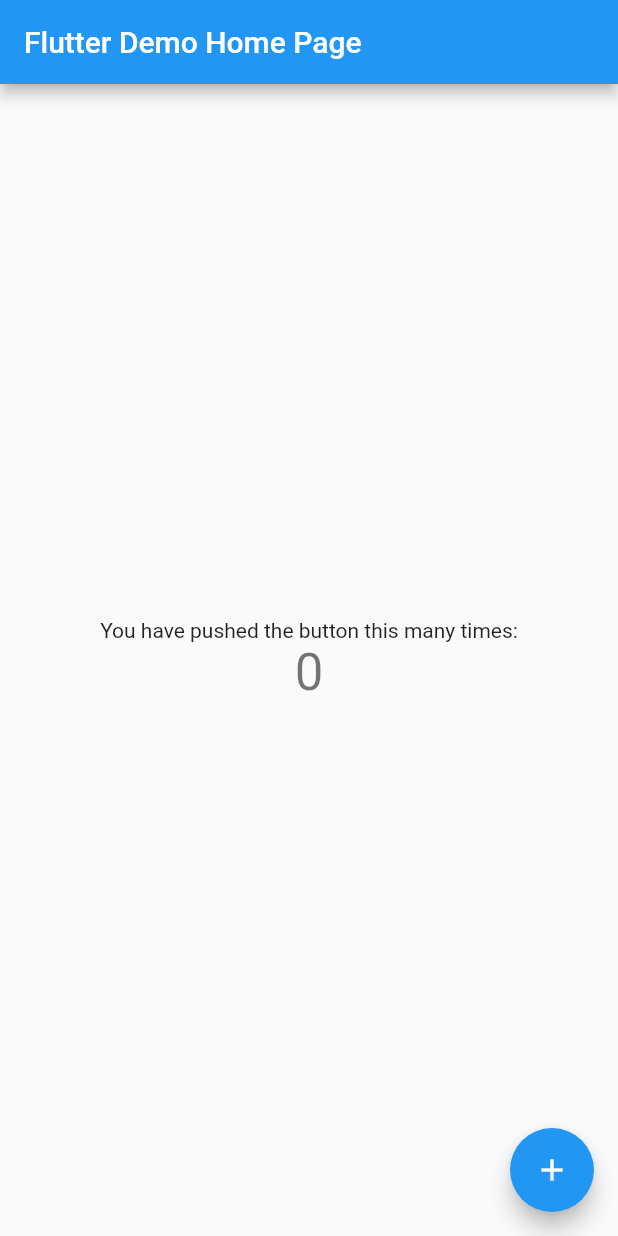
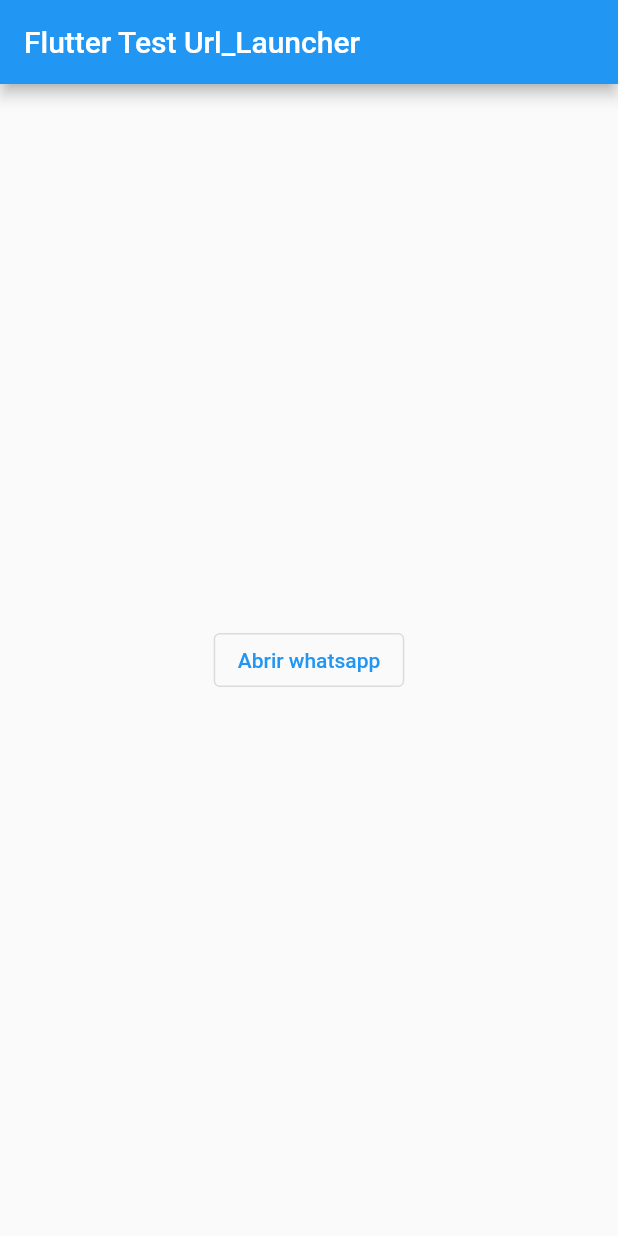
Before and after one commit to leoblanski/flutter_url_launcher_test, a Flutter app: the screen it shows after launch, on a phone screen of 412 x 824 dp. Run offline on Flutter 3.47's test engine with Material 2 defaults, Android fonts, the phone set to English and light mode, and no system bars.

Commit message:
Alterações url_launcher

```diff
--- a/lib/main.dart
+++ b/lib/main.dart
@@ -1,4 +1,5 @@
 import 'package:flutter/material.dart';
+import 'package:url_launcher/url_launcher.dart';
 
 void main() {
   runApp(const MyApp());
@@ -11,35 +12,17 @@ class MyApp extends StatelessWidget {
   @override
   Widget build(BuildContext context) {
     return MaterialApp(
-      title: 'Flutter Demo',
+      title: 'Flutter Test Url_Launcher',
       theme: ThemeData(
-        // This is the theme of your application.
-        //
-        // Try running your application with "flutter run". You'll see the
-        // application has a blue toolbar. Then, without quitting the app, try
-        // changing the primarySwatch below to Colors.green and then invoke
-        // "hot reload" (press "r" in the console where you ran "flutter run",
-        // or simply save your changes to "hot reload" in a Flutter IDE).
-        // Notice that the counter didn't reset back to zero; the application
-        // is not restarted.
         primarySwatch: Colors.blue,
       ),
-      home: const MyHomePage(title: 'Flutter Demo Home Page'),
+      home: const MyHomePage(title: 'Flutter Test Url_Launcher'),
     );
   }
 }
 
 class MyHomePage extends StatefulWidget {
   const MyHomePage({Key? key, required this.title}) : super(key: key);
-
-  // This widget is the home page of your application. It is stateful, meaning
-  // that it has a State object (defined below) that contains fields that affect
-  // how it looks.
-
-  // This class is the configuration for the state. It holds the values (in this
-  // case the title) provided by the parent (in this case the App widget) and
-  // used by the build method of the State. Fields in a Widget subclass are
-  // always marked "final".
 
   final String title;
 
@@ -48,68 +31,56 @@ class MyHomePage extends StatefulWidget {
 }
 
 class _MyHomePageState extends State<MyHomePage> {
-  int _counter = 0;
-
-  void _incrementCounter() {
-    setState(() {
-      // This call to setState tells the Flutter framework that something has
-      // changed in this State, which causes it to rerun the build method below
-      // so that the display can reflect the updated values. If we changed
-      // _counter without calling setState(), then the build method would not be
-      // called again, and so nothing would appear to happen.
-      _counter++;
-    });
-  }
-
   @override
   Widget build(BuildContext context) {
-    // This method is rerun every time setState is called, for instance as done
-    // by the _incrementCounter method above.
-    //
-    // The Flutter framework has been optimized to make rerunning build methods
-    // fast, so that you can just rebuild anything that needs updating rather
-    // than having to individually change instances of widgets.
     return Scaffold(
       appBar: AppBar(
-        // Here we take the value from the MyHomePage object that was created by
-        // the App.build method, and use it to set our appbar title.
         title: Text(widget.title),
       ),
       body: Center(
-        // Center is a layout widget. It takes a single child and positions it
-        // in the middle of the parent.
         child: Column(
-          // Column is also a layout widget. It takes a list of children and
-          // arranges them vertically. By default, it sizes itself to fit its
-          // children horizontally, and tries to be as tall as its parent.
-          //
-          // Invoke "debug painting" (press "p" in the console, choose the
-          // "Toggle Debug Paint" action from the Flutter Inspector in Android
-          // Studio, or the "Toggle Debug Paint" command in Visual Studio Code)
-          // to see the wireframe for each widget.
-          //
-          // Column has various properties to control how it sizes itself and
-          // how it positions its children. Here we use mainAxisAlignment to
-          // center the children vertically; the main axis here is the vertical
-          // axis because Columns are vertical (the cross axis would be
-          // horizontal).
           mainAxisAlignment: MainAxisAlignment.center,
           children: <Widget>[
-            const Text(
-              'You have pushed the button this many times:',
-            ),
-            Text(
-              '$_counter',
-              style: Theme.of(context).textTheme.headline4,
+            OutlinedButton(
+              onPressed: () => openWhatsapp(),
+              child: const Text('Abrir whatsapp'),
             ),
           ],
         ),
       ),
-      floatingActionButton: FloatingActionButton(
-        onPressed: _incrementCounter,
-        tooltip: 'Increment',
-        child: const Icon(Icons.add),
-      ), // This trailing comma makes auto-formatting nicer for build methods.
     );
   }
+
+  Future openWhatsapp() async {
+    String mensagem = 'Teste mensagem';
+    String phoneNumber = '47999187998';
+    bool isIos = false;
+
+    String _textMessage = Uri.encodeFull(mensagem);
+
+    //encoda # e % para mensagem do whatsapp
+    _textMessage = _textMessage.replaceAll("#", "%23");
+    _textMessage = _textMessage.replaceAll("?", "%3F");
+
+    if (isIos) {
+      var whatsappUrlIos = "https://wa.me/55$phoneNumber?text=$_textMessage";
+
+      if (await canLaunch(whatsappUrlIos)) {
+        await launch(whatsappUrlIos, forceSafariVC: false);
+      } else {
+        print(
+            "Não foi possível realizar o envio da mensagem pois não localizamos o aplicativo Whatsapp instalado em seu dispositivo.");
+      }
+    } else {
+      var whatsappUrlAndroid =
+          "whatsapp://send?phone=55" + phoneNumber + "&text=$_textMessage";
+
+      if (await canLaunch(whatsappUrlAndroid)) {
+        await launch(whatsappUrlAndroid);
+      } else {
+        print(
+            "Não foi possível realizar o envio da mensagem pois não localizamos o aplicativo Whatsapp instalado em seu dispositivo.");
+      }
+    }
+  }
 }
```
